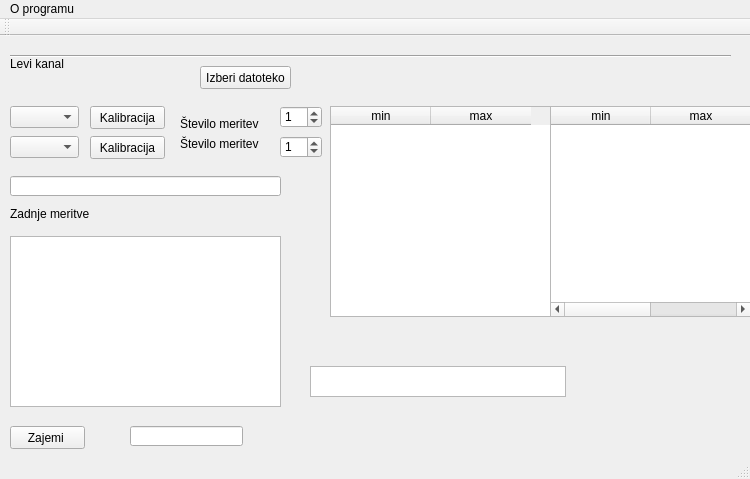
Old version of the form mainwindow.ui in the repository krkoc/meritve.
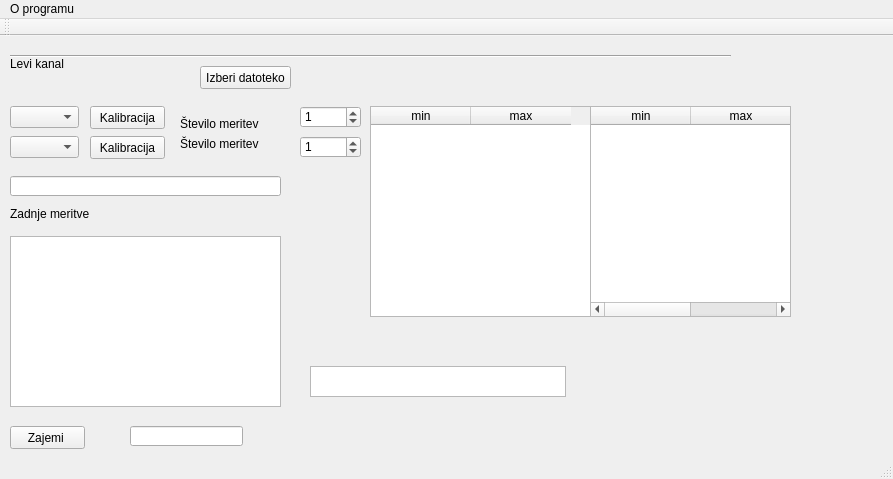
New version of the form.

Patch:
```diff
--- a/mainwindow.ui
+++ b/mainwindow.ui
@@ -6,7 +6,7 @@
    <rect>
     <x>0</x>
     <y>0</y>
-    <width>750</width>
+    <width>893</width>
     <height>479</height>
    </rect>
   </property>
@@ -151,9 +151,9 @@
    <widget class="QSpinBox" name="spinBoxL">
     <property name="geometry">
      <rect>
-      <x>280</x>
+      <x>300</x>
       <y>70</y>
-      <width>42</width>
+      <width>61</width>
       <height>22</height>
      </rect>
     </property>
@@ -164,9 +164,9 @@
    <widget class="QSpinBox" name="spinBoxR">
     <property name="geometry">
      <rect>
-      <x>280</x>
+      <x>300</x>
       <y>100</y>
-      <width>42</width>
+      <width>61</width>
       <height>22</height>
      </rect>
     </property>
@@ -179,7 +179,7 @@
      <rect>
       <x>180</x>
       <y>80</y>
-      <width>81</width>
+      <width>101</width>
       <height>16</height>
      </rect>
     </property>
@@ -192,7 +192,7 @@
      <rect>
       <x>180</x>
       <y>100</y>
-      <width>81</width>
+      <width>101</width>
       <height>16</height>
      </rect>
     </property>
@@ -213,7 +213,7 @@
    <widget class="QTableWidget" name="tableWidgetL">
     <property name="geometry">
      <rect>
-      <x>330</x>
+      <x>370</x>
       <y>70</y>
       <width>221</width>
       <height>211</height>
@@ -233,7 +233,7 @@
    <widget class="QTableWidget" name="tableWidgetR">
     <property name="geometry">
      <rect>
-      <x>550</x>
+      <x>590</x>
       <y>70</y>
       <width>201</width>
       <height>211</height>
@@ -266,8 +266,8 @@
     <rect>
      <x>0</x>
      <y>0</y>
-     <width>750</width>
-     <height>21</height>
+     <width>893</width>
+     <height>19</height>
     </rect>
    </property>
    <widget class="QMenu" name="menuKalibracija">
```
